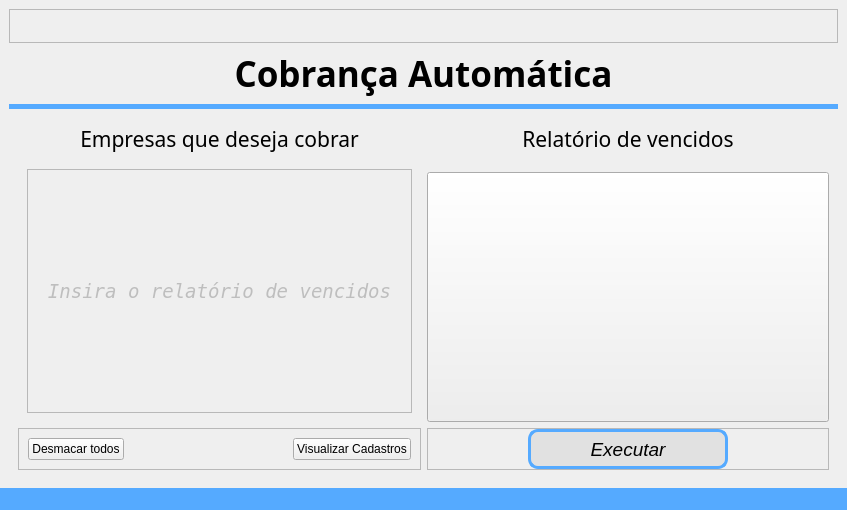
Before: the Qt Designer form code/src/ui/window_cobranca.ui in Sl3nc/Email_Debt, drawn with Qt 5.
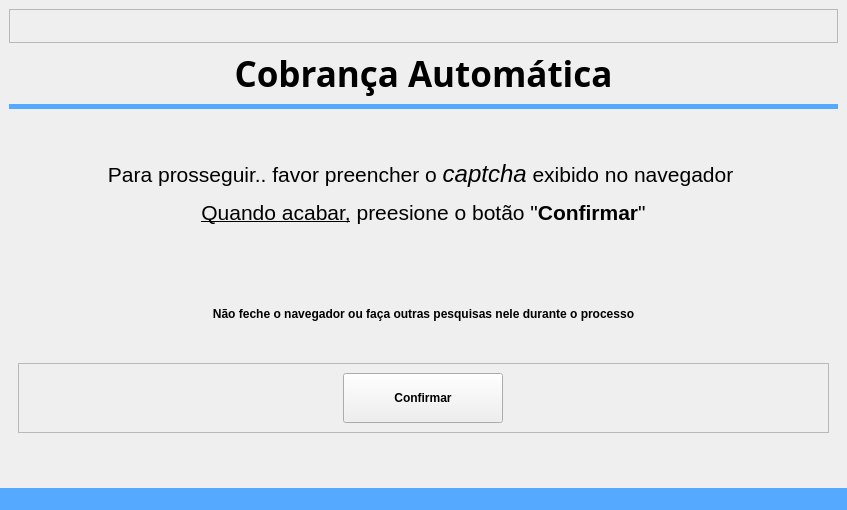
After: the same form once the commit is applied. The open tabs and pages were chosen to show the change. Icons and pictures are not drawn.

Commit message: updt window

The edit to the form file:
```diff
--- a/code/src/ui/window_cobranca.ui
+++ b/code/src/ui/window_cobranca.ui
@@ -300,7 +300,7 @@
                  <x>0</x>
                  <y>0</y>
                  <width>383</width>
-                 <height>105</height>
+                 <height>99</height>
                 </rect>
                </property>
                <layout class="QGridLayout" name="gridLayout_18">
@@ -869,6 +869,102 @@
         </item>
        </layout>
       </widget>
+      <widget class="QWidget" name="page_8">
+       <layout class="QVBoxLayout" name="verticalLayout_2">
+        <item>
+         <widget class="QLabel" name="label_captcha">
+          <property name="sizePolicy">
+           <sizepolicy hsizetype="Minimum" vsizetype="Maximum">
+            <horstretch>0</horstretch>
+            <verstretch>0</verstretch>
+           </sizepolicy>
+          </property>
+          <property name="text">
+           <string>&lt;html&gt;&lt;head/&gt;&lt;body&gt;&lt;p align=&quot;center&quot;&gt;&lt;span style=&quot; font-size:16pt;&quot;&gt;Para prosseguir.. favor preencher o &lt;/span&gt;&lt;span style=&quot; font-size:18pt; font-style:italic;&quot;&gt;captcha&lt;/span&gt;&lt;span style=&quot; font-size:16pt;&quot;&gt; exibido no navegador &lt;/span&gt;&lt;/p&gt;&lt;p align=&quot;center&quot;&gt;&lt;span style=&quot; font-size:16pt; text-decoration: underline;&quot;&gt;Quando acabar,&lt;/span&gt;&lt;span style=&quot; font-size:16pt;&quot;&gt; preesione o botão &amp;quot;&lt;/span&gt;&lt;span style=&quot; font-size:16pt; font-weight:700;&quot;&gt;Confirmar&lt;/span&gt;&lt;span style=&quot; font-size:16pt;&quot;&gt;&amp;quot;&lt;/span&gt;&lt;/p&gt;&lt;/body&gt;&lt;/html&gt;</string>
+          </property>
+         </widget>
+        </item>
+        <item>
+         <spacer name="verticalSpacer">
+          <property name="orientation">
+           <enum>Qt::Orientation::Vertical</enum>
+          </property>
+          <property name="sizeType">
+           <enum>QSizePolicy::Policy::Maximum</enum>
+          </property>
+          <property name="sizeHint" stdset="0">
+           <size>
+            <width>20</width>
+            <height>40</height>
+           </size>
+          </property>
+         </spacer>
+        </item>
+        <item>
+         <widget class="QLabel" name="label">
+          <property name="sizePolicy">
+           <sizepolicy hsizetype="Preferred" vsizetype="Maximum">
+            <horstretch>0</horstretch>
+            <verstretch>0</verstretch>
+           </sizepolicy>
+          </property>
+          <property name="font">
+           <font>
+            <bold>true</bold>
+           </font>
+          </property>
+          <property name="text">
+           <string>Não feche o navegador ou faça outras pesquisas nele durante o processo</string>
+          </property>
+          <property name="alignment">
+           <set>Qt::AlignmentFlag::AlignCenter</set>
+          </property>
+         </widget>
+        </item>
+        <item>
+         <widget class="QFrame" name="frame_3">
+          <property name="sizePolicy">
+           <sizepolicy hsizetype="Minimum" vsizetype="Maximum">
+            <horstretch>0</horstretch>
+            <verstretch>0</verstretch>
+           </sizepolicy>
+          </property>
+          <property name="frameShape">
+           <enum>QFrame::Shape::StyledPanel</enum>
+          </property>
+          <property name="frameShadow">
+           <enum>QFrame::Shadow::Raised</enum>
+          </property>
+          <layout class="QHBoxLayout" name="horizontalLayout">
+           <item>
+            <widget class="QPushButton" name="pushButton_captcha">
+             <property name="sizePolicy">
+              <sizepolicy hsizetype="Maximum" vsizetype="Fixed">
+               <horstretch>0</horstretch>
+               <verstretch>0</verstretch>
+              </sizepolicy>
+             </property>
+             <property name="minimumSize">
+              <size>
+               <width>160</width>
+               <height>50</height>
+              </size>
+             </property>
+             <property name="font">
+              <font>
+               <bold>true</bold>
+              </font>
+             </property>
+             <property name="text">
+              <string>Confirmar</string>
+             </property>
+            </widget>
+           </item>
+          </layout>
+         </widget>
+        </item>
+       </layout>
+      </widget>
      </widget>
     </item>
    </layout>
```
Left out of the diff: 2 changed lines with no effect on the pictures. The commit also changes 3 other files.
